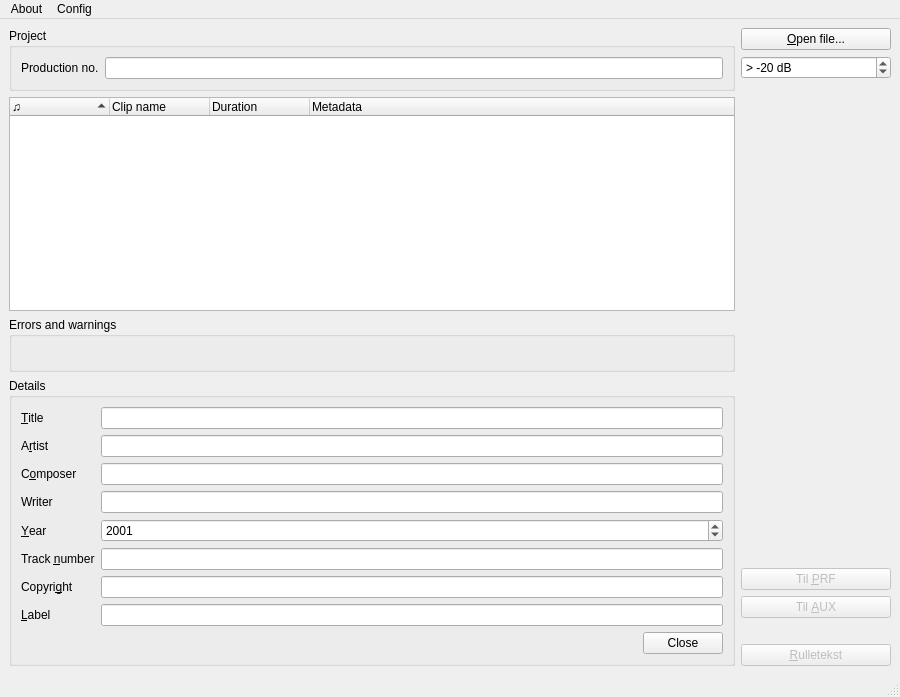
havardgulldahl/pling-plong-odometer, file src/gui/pling-plong-odometer.ui: the form before one commit.
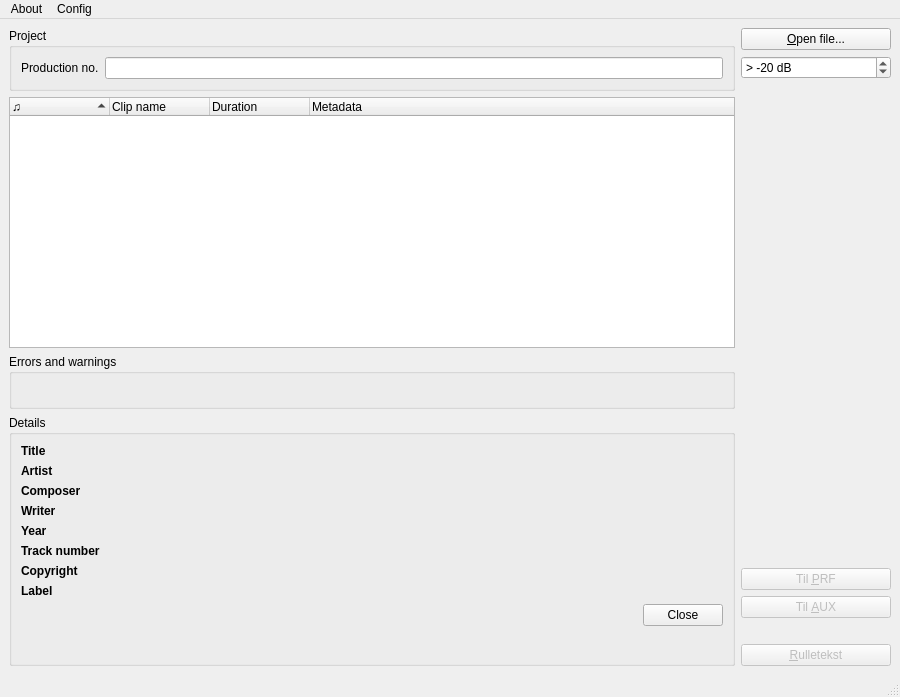
The form after the commit. Icons and pictures are not drawn.

Commit message: removing all fields for user generated content

What changed in the file:
```diff
--- a/src/gui/pling-plong-odometer.ui
+++ b/src/gui/pling-plong-odometer.ui
@@ -129,85 +129,42 @@
          <property name="fieldGrowthPolicy">
           <enum>QFormLayout::AllNonFixedFieldsGrow</enum>
          </property>
-         <item row="1" column="0">
-          <widget class="QLabel" name="label">
-           <property name="text">
-            <string>&amp;Title</string>
-           </property>
-           <property name="buddy">
-            <cstring>clipTitle</cstring>
-           </property>
-          </widget>
-         </item>
-         <item row="1" column="1">
-          <widget class="QLineEdit" name="clipTitle"/>
-         </item>
          <item row="2" column="0">
+          <widget class="QLabel" name="label">
+           <property name="text">
+            <string>&lt;b&gt;Title&lt;/b&gt;</string>
+           </property>
+          </widget>
+         </item>
+         <item row="3" column="0">
           <widget class="QLabel" name="label_7">
            <property name="text">
-            <string>A&amp;rtist</string>
-           </property>
-           <property name="buddy">
-            <cstring>clipArtist</cstring>
-           </property>
-          </widget>
-         </item>
-         <item row="2" column="1">
-          <widget class="QLineEdit" name="clipArtist"/>
-         </item>
-         <item row="6" column="0">
-          <widget class="QLabel" name="label_2">
-           <property name="text">
-            <string>&amp;Year</string>
-           </property>
-           <property name="buddy">
-            <cstring>clipYear</cstring>
-           </property>
-          </widget>
-         </item>
-         <item row="6" column="1">
-          <widget class="QSpinBox" name="clipYear">
-           <property name="statusTip">
-            <string/>
-           </property>
-           <property name="minimum">
-            <number>1900</number>
-           </property>
-           <property name="maximum">
-            <number>2020</number>
-           </property>
-           <property name="value">
-            <number>2001</number>
+            <string>&lt;b&gt;Artist&lt;/b&gt;</string>
            </property>
           </widget>
          </item>
          <item row="7" column="0">
-          <widget class="QLabel" name="label_5">
+          <widget class="QLabel" name="label_2">
            <property name="text">
-            <string>Track &amp;number</string>
-           </property>
-           <property name="buddy">
-            <cstring>clipTracknumber</cstring>
+            <string>&lt;b&gt;Year&lt;/b&gt;</string>
            </property>
           </widget>
          </item>
-         <item row="7" column="1">
-          <widget class="QLineEdit" name="clipTracknumber"/>
-         </item>
          <item row="8" column="0">
+          <widget class="QLabel" name="label_5">
+           <property name="text">
+            <string>&lt;b&gt;Track number&lt;/b&gt;</string>
+           </property>
+          </widget>
+         </item>
+         <item row="9" column="0">
           <widget class="QLabel" name="label_4">
            <property name="text">
-            <string>Copyri&amp;ght</string>
-           </property>
-           <property name="buddy">
-            <cstring>clipCopyright</cstring>
+            <string>&lt;b&gt;Copyright&lt;/b&gt;</string>
            </property>
           </widget>
          </item>
-         <item row="8" column="1">
-          <widget class="QLineEdit" name="clipCopyright"/>
-         </item>
-         <item row="11" column="1">
+         <item row="12" column="1">
           <widget class="QDialogButtonBox" name="buttonBox">
            <property name="statusTip">
             <string>Close the Details box</string>
@@ -217,41 +174,82 @@
            </property>
           </widget>
          </item>
-         <item row="3" column="0">
+         <item row="4" column="0">
           <widget class="QLabel" name="label_6">
            <property name="text">
-            <string>C&amp;omposer</string>
-           </property>
-           <property name="buddy">
-            <cstring>clipComposer</cstring>
+            <string>&lt;b&gt;Composer&lt;/b&gt;</string>
            </property>
           </widget>
          </item>
-         <item row="3" column="1">
-          <widget class="QLineEdit" name="clipComposer"/>
-         </item>
-         <item row="9" column="0">
+         <item row="10" column="0">
           <widget class="QLabel" name="label_3">
            <property name="text">
-            <string>&amp;Label</string>
-           </property>
-           <property name="buddy">
-            <cstring>clipLabel</cstring>
+            <string>&lt;b&gt;Label&lt;/b&gt;</string>
            </property>
           </widget>
          </item>
-         <item row="9" column="1">
-          <widget class="QLineEdit" name="clipLabel"/>
-         </item>
-         <item row="4" column="0">
+         <item row="5" column="0">
           <widget class="QLabel" name="label_9">
            <property name="text">
-            <string>Writer</string>
+            <string>&lt;b&gt;Writer&lt;/b&gt;</string>
+           </property>
+          </widget>
+         </item>
+         <item row="2" column="1">
+          <widget class="QLabel" name="clipTitle">
+           <property name="text">
+            <string/>
+           </property>
+          </widget>
+         </item>
+         <item row="3" column="1">
+          <widget class="QLabel" name="clipArtist">
+           <property name="text">
+            <string/>
            </property>
           </widget>
          </item>
          <item row="4" column="1">
-          <widget class="QLineEdit" name="clipWriter"/>
+          <widget class="QLabel" name="clipComposer">
+           <property name="text">
+            <string/>
+           </property>
+          </widget>
+         </item>
+         <item row="5" column="1">
+          <widget class="QLabel" name="clipWriter">
+           <property name="text">
+            <string/>
+           </property>
+          </widget>
+         </item>
+         <item row="7" column="1">
+          <widget class="QLabel" name="clipYear">
+           <property name="text">
+            <string/>
+           </property>
+          </widget>
+         </item>
+         <item row="8" column="1">
+          <widget class="QLabel" name="clipTracknumber">
+           <property name="text">
+            <string/>
+           </property>
+          </widget>
+         </item>
+         <item row="9" column="1">
+          <widget class="QLabel" name="clipCopyright">
+           <property name="text">
+            <string/>
+           </property>
+          </widget>
+         </item>
+         <item row="10" column="1">
+          <widget class="QLabel" name="clipLabel">
+           <property name="text">
+            <string/>
+           </property>
+          </widget>
          </item>
         </layout>
        </widget>
```
The commit also changes 1 other file.
